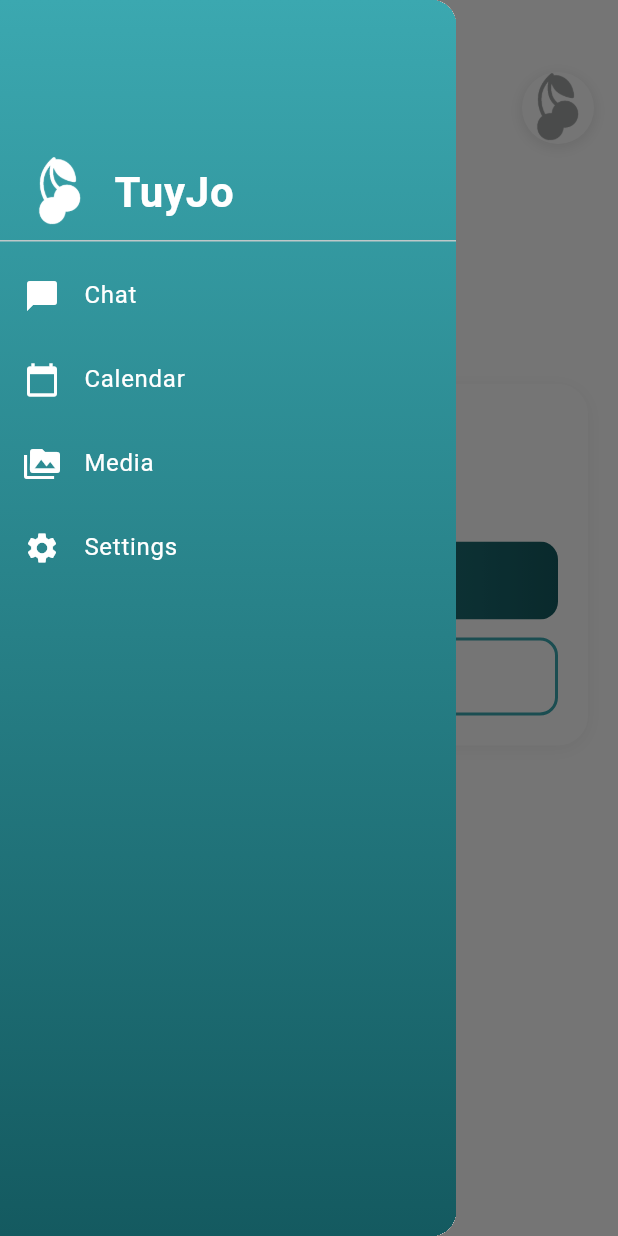
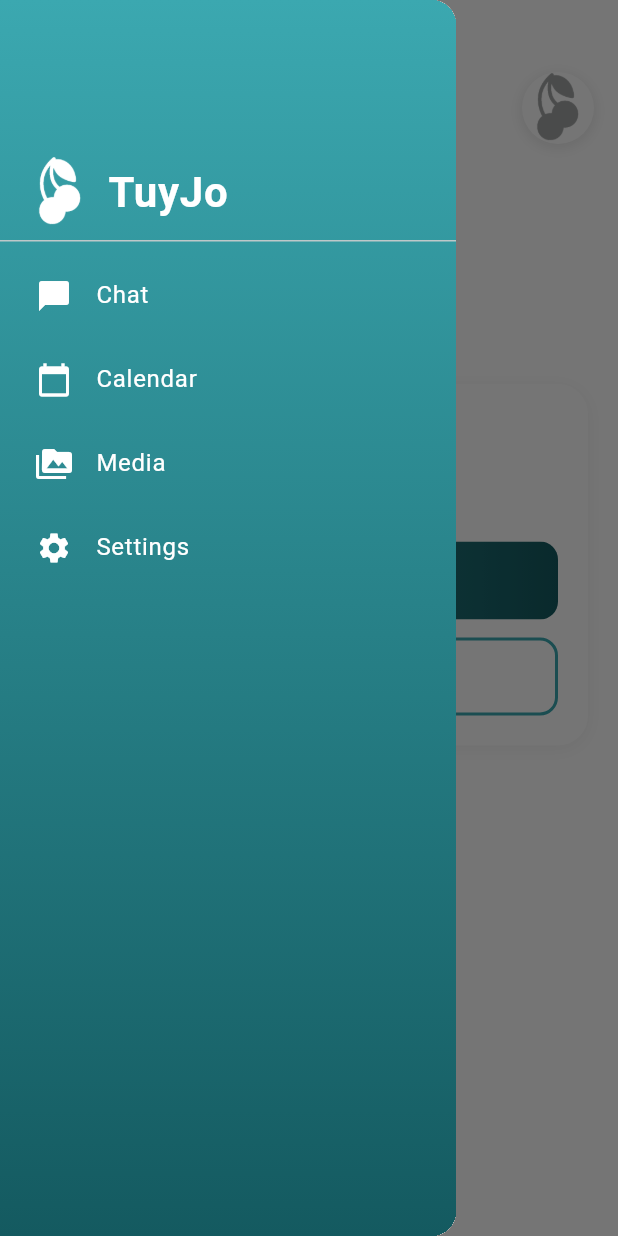
Before and after one commit to donpablitoooooooo/TuyJo, a Flutter app: the screen it shows after launch, with the side drawer open, on a phone screen of 412 x 824 dp. Run offline on Flutter 3.47's test engine with Material 3 defaults, Android fonts, the phone set to English and light mode, and no system bars; our stand-ins replace cloud_firestore, file_picker, firebase_core, firebase_messaging, firebase_storage, flutter_linkify and 9 more; missing offline and left inert: asn1lib, encrypt, mobile_scanner, pdfx, pointycastle, receive_sharing_intent; accounts and stored records are empty; generated files the repository leaves out were written again; statements that could not run were skipped.

Commit message:
fix: Avvicina TuyJo al logo e sposta voci menu a destra

```diff
--- a/flutter-app/lib/screens/main_screen.dart
+++ b/flutter-app/lib/screens/main_screen.dart
@@ -168,7 +168,7 @@ class _MainScreenState extends State<MainScreen> {
                         height: 48,
                         fit: BoxFit.contain,
                       ),
-                      const SizedBox(width: 12),
+                      const SizedBox(width: 8),
                       const Text(
                         'TuyJo',
                         style: TextStyle(
@@ -182,6 +182,7 @@ class _MainScreenState extends State<MainScreen> {
                 ),
               ),
               ListTile(
+                contentPadding: const EdgeInsets.symmetric(horizontal: 24, vertical: 0),
                 leading: const Icon(Icons.chat_bubble, color: Colors.white),
                 title: const Text('Chat', style: TextStyle(color: Colors.white)),
                 selected: _selectedIndex == 0,
@@ -192,6 +193,7 @@ class _MainScreenState extends State<MainScreen> {
                 },
               ),
               ListTile(
+                contentPadding: const EdgeInsets.symmetric(horizontal: 24, vertical: 0),
                 leading: const Icon(Icons.calendar_today, color: Colors.white),
                 title: Text(AppLocalizations.of(context)!.calendar, style: const TextStyle(color: Colors.white)),
                 selected: _selectedIndex == 1,
@@ -202,6 +204,7 @@ class _MainScreenState extends State<MainScreen> {
                 },
               ),
               ListTile(
+                contentPadding: const EdgeInsets.symmetric(horizontal: 24, vertical: 0),
                 leading: const Icon(Icons.perm_media, color: Colors.white),
                 title: const Text('Media', style: TextStyle(color: Colors.white)),
                 selected: _selectedIndex == 2,
@@ -212,6 +215,7 @@ class _MainScreenState extends State<MainScreen> {
                 },
               ),
               ListTile(
+                contentPadding: const EdgeInsets.symmetric(horizontal: 24, vertical: 0),
                 leading: const Icon(Icons.settings, color: Colors.white),
                 title: Text(AppLocalizations.of(context)!.settings, style: const TextStyle(color: Colors.white)),
                 selected: _selectedIndex == 3,
```
